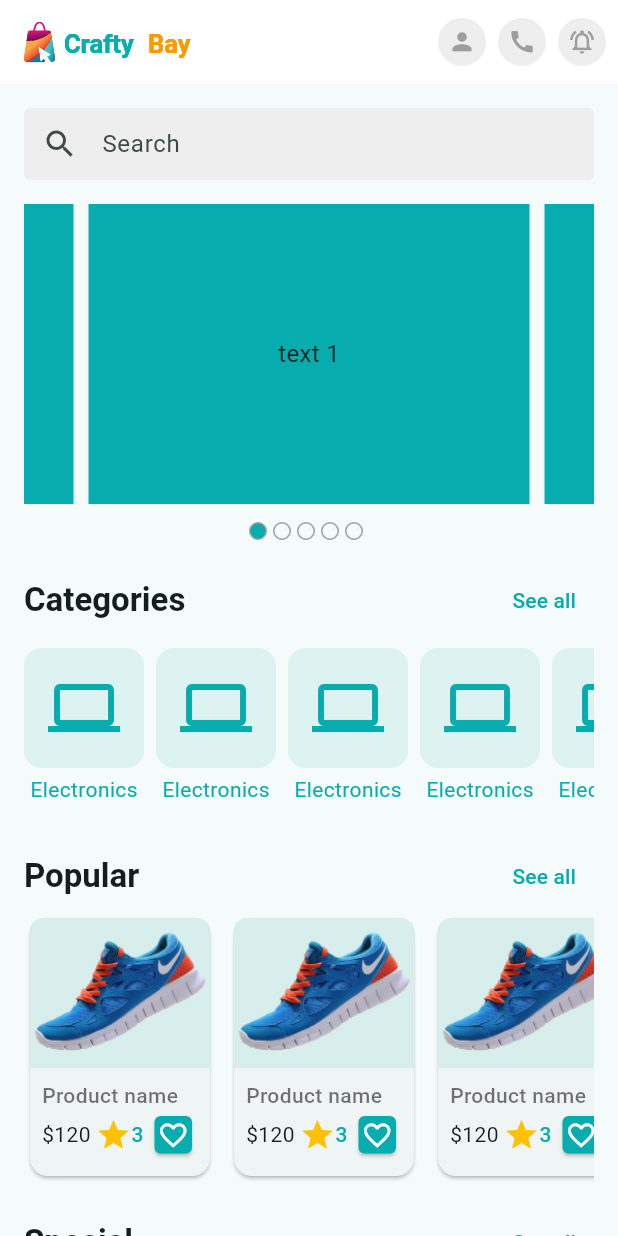
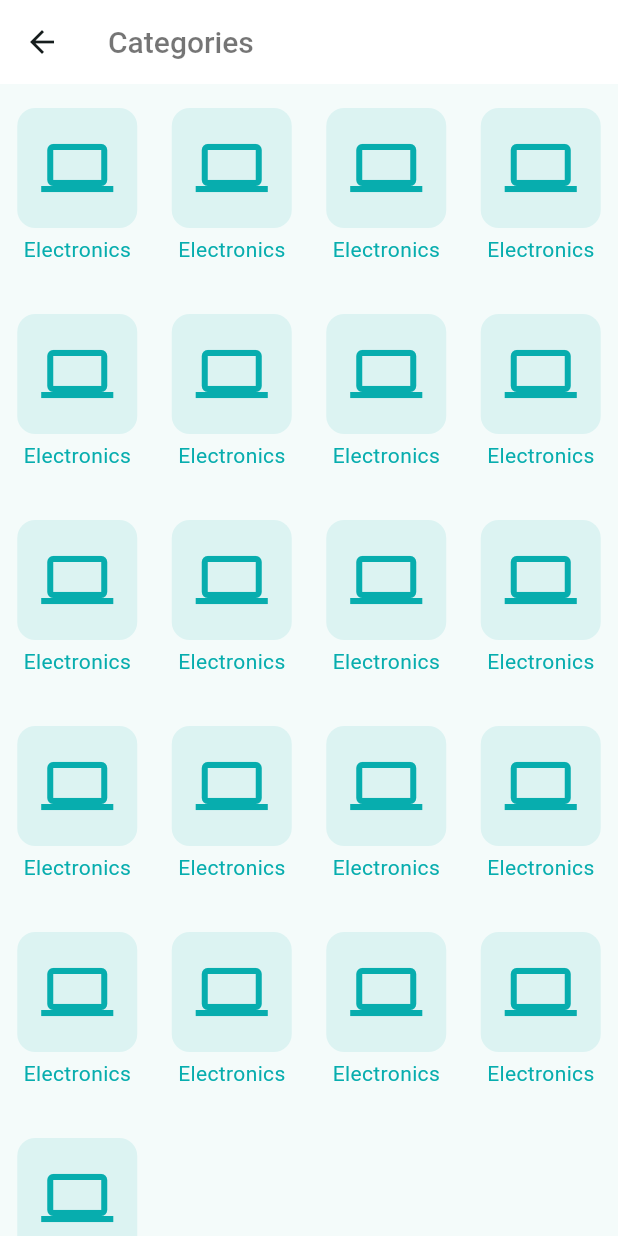
Before and after one commit to nafiurrahmansabbir/crafty_bay, a Flutter app: the screen it shows after launch, after a tap on "See all", on a phone screen of 412 x 824 dp. Run offline on Flutter 3.47's test engine with Material 3 defaults, Android fonts, the phone set to English and light mode, and no system bars; drawn by our look-alikes of carousel_slider; our stand-ins replace flutter_svg, fluttertoast, get, pin_code_fields.

Commit message:
home page all categories section done

```diff
--- a/lib/app.dart
+++ b/lib/app.dart
@@ -1,5 +1,4 @@
 
-import 'package:crafty_bay/presentation/ui/screens/otp_verification_screen.dart';
 import 'package:crafty_bay/presentation/ui/screens/splash_screen.dart';
 import 'package:crafty_bay/presentation/ui/utils/app_colors.dart';
 import 'package:flutter/material.dart';
@@ -28,9 +27,7 @@ class CraftyApp extends StatelessWidget {
             enabledBorder: _outlineInputBorder(),
             focusedBorder: _outlineInputBorder(),
             errorBorder: _outlineInputBorder(Colors.red),
-            hintStyle: const TextStyle(
-              fontWeight: FontWeight.w400
-            ),
+            hintStyle: const TextStyle(fontWeight: FontWeight.w400),
             contentPadding:
                 const EdgeInsets.symmetric(horizontal: 16, vertical: 6)),
         elevatedButtonTheme: ElevatedButtonThemeData(
@@ -50,19 +47,22 @@ class CraftyApp extends StatelessWidget {
           ),
         ),
         textButtonTheme: TextButtonThemeData(
-
-          style: TextButton.styleFrom(
-            foregroundColor: AppColors.themeColor
-          )
-        )
+            style: TextButton.styleFrom(foregroundColor: AppColors.themeColor)),
+        appBarTheme: const AppBarTheme(
+          backgroundColor: Colors.white,
+          titleTextStyle: TextStyle(
+            color: Colors.black54,
+            fontSize: 20,
+            fontWeight: FontWeight.w500,
+          ),
+        ),
       ),
     );
   }
 
   OutlineInputBorder _outlineInputBorder([Color? color]) {
     return OutlineInputBorder(
-        borderSide:
-            BorderSide(color: color ?? AppColors.themeColor, width: 1),
+        borderSide: BorderSide(color: color ?? AppColors.themeColor, width: 1),
         borderRadius: BorderRadius.circular(8));
   }
 }
--- /dev/null
+++ b/lib/presentation/ui/screens/HomeScreen/categories_list_screen.dart
@@ -0,0 +1,34 @@
+import 'package:crafty_bay/presentation/ui/widgets/category_card.dart';
+import 'package:flutter/cupertino.dart';
+import 'package:flutter/material.dart';
+
+class CategoriesListScreen extends StatefulWidget {
+  const CategoriesListScreen({super.key});
+
+  @override
+  State<CategoriesListScreen> createState() => _CategoriesListScreenState();
+}
+
+class _CategoriesListScreenState extends State<CategoriesListScreen> {
+  @override
+  Widget build(BuildContext context) {
+    return Scaffold(
+      appBar: AppBar(
+        title: const Text('Categories'),
+      ),
+      body:
+      GridView.builder(
+          itemCount: 21,
+          gridDelegate: const SliverGridDelegateWithFixedCrossAxisCount(
+            crossAxisCount: 4,
+            childAspectRatio: 0.75,
+          ),
+          itemBuilder: (context, index) {
+            return const Padding(
+              padding: EdgeInsets.only(top: 16),
+              child: CategoryCard(),
+            );
+          }),
+    );
+  }
+}
--- a/lib/presentation/ui/screens/splash_screen.dart
+++ b/lib/presentation/ui/screens/splash_screen.dart
@@ -3,7 +3,7 @@ import 'package:flutter/material.dart';
 import 'package:get/get.dart';
 
 import '../widgets/app_logo_widget.dart';
-import 'home_screen.dart';
+import 'HomeScreen/home_screen.dart';
 
 class SplashScreen extends StatefulWidget {
   const SplashScreen({super.key});
--- /dev/null
+++ b/lib/presentation/ui/widgets/category_card.dart
@@ -0,0 +1,34 @@
+import 'package:flutter/cupertino.dart';
+import 'package:flutter/material.dart';
+
+import '../utils/app_colors.dart';
+
+class CategoryCard extends StatelessWidget {
+  const CategoryCard({
+    super.key,
+  });
+
+  @override
+  Widget build(BuildContext context) {
+    return Column(
+      children: [
+        Container(
+          padding: const EdgeInsets.all(16),
+          decoration: BoxDecoration(
+              color: AppColors.themeColor.withOpacity(0.1),
+              borderRadius: BorderRadius.circular(12)),
+          child: const Icon(
+            Icons.computer,
+            size: 48,
+            color: AppColors.themeColor,
+          ),
+        ),
+        const SizedBox(height: 4),
+        const Text(
+          'Electronics',
+          style: TextStyle(color: AppColors.themeColor),
+        ),
+      ],
+    );
+  }
+}
--- a/lib/presentation/ui/widgets/home/horizontal_categories_listview.dart
+++ b/lib/presentation/ui/widgets/home/horizontal_categories_listview.dart
@@ -1,7 +1,6 @@
 import 'package:flutter/cupertino.dart';
 import 'package:flutter/material.dart';
-
-import '../../utils/app_colors.dart';
+import '../category_card.dart';
 
 class HorizontalCategoriesListView extends StatelessWidget {
   const HorizontalCategoriesListView({
@@ -14,26 +13,7 @@ class HorizontalCategoriesListView extends StatelessWidget {
         scrollDirection: Axis.horizontal,
         itemCount: 10,
         itemBuilder: (context, index) {
-          return Column(
-            children: [
-              Container(
-                padding: const EdgeInsets.all(16),
-                decoration: BoxDecoration(
-                    color: AppColors.themeColor.withOpacity(0.1),
-                    borderRadius: BorderRadius.circular(12)),
-                child: const Icon(
-                  Icons.computer,
-                  size: 48,
-                  color: AppColors.themeColor,
-                ),
-              ),
-              const SizedBox(height: 4),
-              const Text(
-                'Electronics',
-                style: TextStyle(color: AppColors.themeColor),
-              ),
-            ],
-          );
+          return CategoryCard();
         },
         separatorBuilder: (_, __) => const SizedBox(
               width: 8,
--- a/lib/presentation/ui/widgets/home/section_header.dart
+++ b/lib/presentation/ui/widgets/home/section_header.dart
@@ -24,7 +24,7 @@ class SectionHeader extends StatelessWidget {
                 fontWeight: FontWeight.w600,
               ),
         ),
-        TextButton(onPressed: () {}, child: Text(title)),
+        TextButton(onPressed: onTap, child: Text(title)),
       ],
     );
   }
--- a/lib/presentation/ui/widgets/widgets.dart
+++ b/lib/presentation/ui/widgets/widgets.dart
@@ -9,3 +9,4 @@ export 'home/horizontal_product_listview.dart';
 export 'home/product_card.dart';
 export 'home/search_textfield.dart';
 export 'home/section_header.dart';
+export 'category_card.dart';
```
Also changed, not shown: lib/presentation/ui/screens/HomeScreen/home_screen.dart (renamed from lib/presentation/ui/screens/home_screen.dart, +19 -5 lines), lib/presentation/ui/screens/HomeScreen/new_list_screen.dart (added, +36 -0 lines), lib/presentation/ui/screens/HomeScreen/popular_list_screen.dart (added, +36 -0 lines), lib/presentation/ui/screens/HomeScreen/special_list_screen.dart (added, +36 -0 lines).
